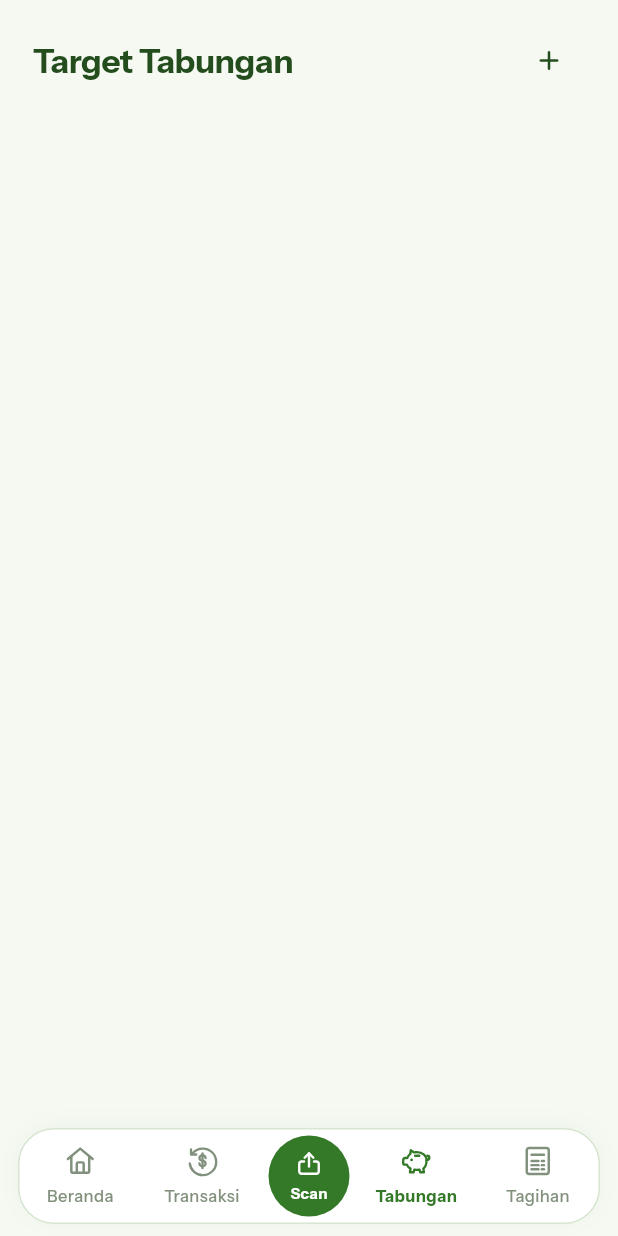
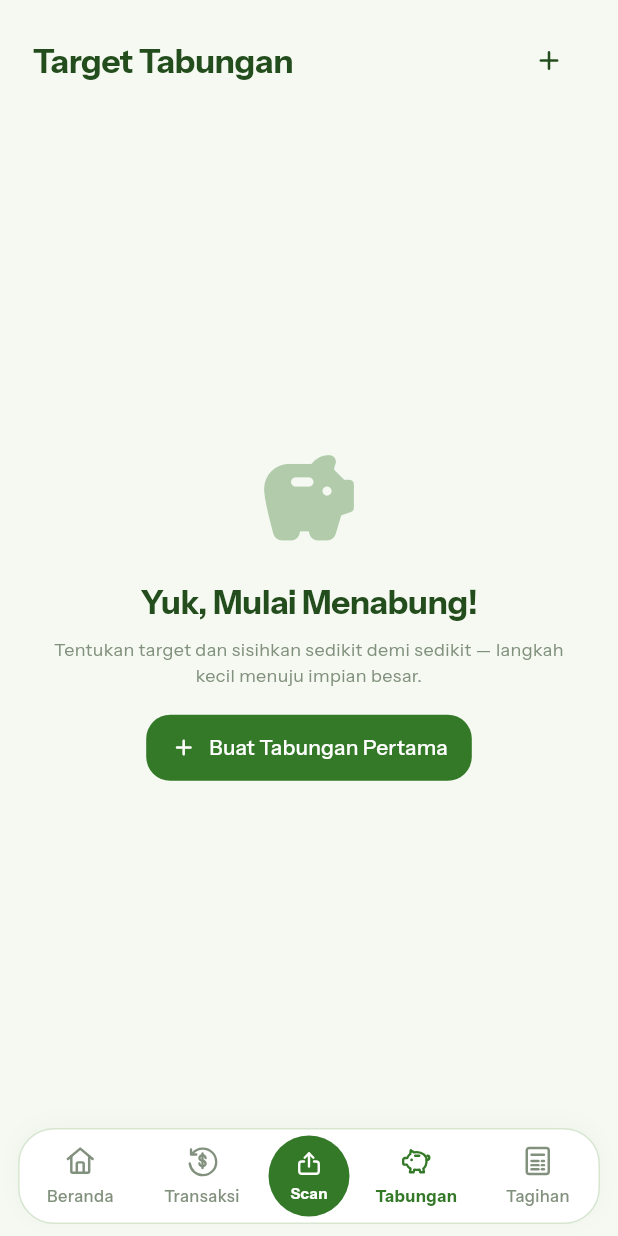
Before and after one commit to Syaarif/Go-Finance-, a Flutter app: the SavingsPage screen opened directly, on a phone screen of 412 x 824 dp. Run offline on Flutter 3.47's test engine with Material 3 defaults, Android fonts, the phone set to English and light mode, and no system bars; our stand-ins replace flutter_local_notifications, flutter_svg, google_fonts, shared_preferences, timezone; accounts and stored records are empty.

Commit message:
Tambahan icon

```diff
--- a/PJBL-GoFinance-main/lib/features/savings/pages/savings_page.dart
+++ b/PJBL-GoFinance-main/lib/features/savings/pages/savings_page.dart
@@ -91,7 +91,57 @@ class SavingsPage extends StatelessWidget {
                   ],
                 ),
               ),
-            if (isEmpty) const Expanded(child: SizedBox.shrink()),
+            if (isEmpty)
+              Expanded(
+                child: Center(
+                  child: Padding(
+                    padding: const EdgeInsets.symmetric(
+                      horizontal: AppSpacing.pageHorizontal,
+                    ),
+                    child: Column(
+                      mainAxisSize: MainAxisSize.min,
+                      children: [
+                        Icon(
+                          Icons.savings_rounded,
+                          size: 72,
+                          color: AppColors.primary.withValues(alpha: 0.35),
+                        ),
+                        const SizedBox(height: AppSpacing.lg),
+                        Text(
+                          'Yuk, Mulai Menabung!',
+                          style: AppTextStyles.pageTitle,
+                          textAlign: TextAlign.center,
+                        ),
+                        const SizedBox(height: AppSpacing.sm),
+                        Text(
+                          'Tentukan target dan sisihkan sedikit demi sedikit — langkah kecil menuju impian besar.',
+                          style: AppTextStyles.billMeta,
+                          textAlign: TextAlign.center,
+                        ),
+                        const SizedBox(height: AppSpacing.lg),
+                        FilledButton.icon(
+                          onPressed: () => _createTarget(context),
+                          icon: const Icon(Icons.add_rounded),
+                          label: const Text('Buat Tabungan Pertama'),
+                          style: FilledButton.styleFrom(
+                            backgroundColor: AppColors.primary,
+                            foregroundColor: AppColors.surface,
+                            padding: const EdgeInsets.symmetric(
+                              horizontal: AppSpacing.lg,
+                              vertical: AppSpacing.md,
+                            ),
+                            shape: RoundedRectangleBorder(
+                              borderRadius: BorderRadius.circular(
+                                AppSpacing.radiusCard,
+                              ),
+                            ),
+                          ),
+                        ),
+                      ],
+                    ),
+                  ),
+                ),
+              ),
           ],
         ),
       ),
```
